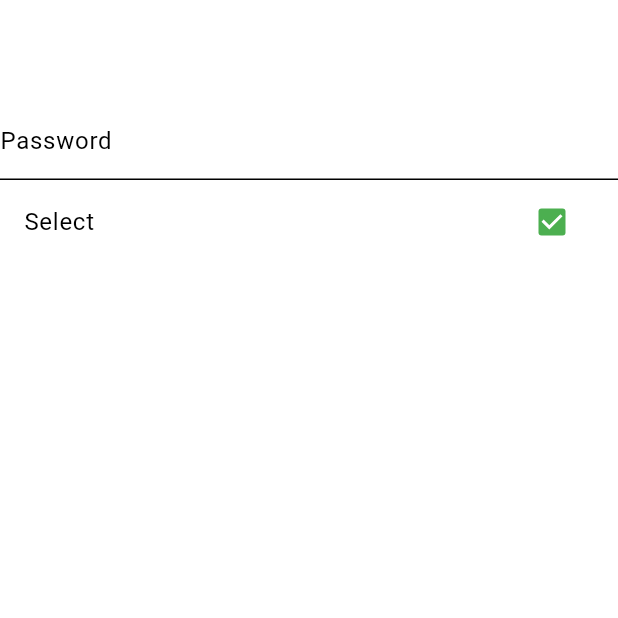
After one commit to ekvatoria/Flutter_Learn_UK, a Flutter app: the screen it shows after launch, on a phone screen of 412 x 824 dp, the top half of it. The commit adds this screen. Run offline on Flutter 3.47's test engine with Material 3 defaults, Android fonts, the phone set to English and light mode, and no system bars; our stand-ins replace dio, flutter_spinkit.

Commit message:
pubdev_paket_kullanimi_ozel_textfield_gelistirme

```diff
--- /dev/null
+++ b/lib/202/theme/light_theme.dart
@@ -0,0 +1,28 @@
+import 'package:flutter/material.dart';
+
+class LightTheme {
+  final _lightColor = _LightColor();
+  late ThemeData theme;
+
+  LightTheme() {
+    theme = ThemeData(
+        appBarTheme: const AppBarTheme(
+            shape: RoundedRectangleBorder(borderRadius: BorderRadius.vertical(bottom: Radius.circular(20)))),
+        scaffoldBackgroundColor: Colors.white.withOpacity(0.7),
+        floatingActionButtonTheme: const FloatingActionButtonThemeData(backgroundColor: Colors.green),
+        buttonTheme: ButtonThemeData(
+            colorScheme: ColorScheme.light(onPrimary: Colors.purple, onSecondary: _lightColor.blueMenia)),
+        colorScheme: const ColorScheme.light(),
+        checkboxTheme: const CheckboxThemeData(
+            side: BorderSide(color: Colors.green), fillColor: MaterialStatePropertyAll(Colors.green)),
+        textTheme:
+            ThemeData.light().textTheme.copyWith(titleMedium: TextStyle(fontSize: 25, color: _lightColor._textColor)));
+  }
+}
+
+// Copywith demek
+
+class _LightColor {
+  final Color _textColor = const Color.fromARGB(255, 37, 5, 5);
+  final Color blueMenia = const Color.fromARGB(95, 188, 248, 1);
+}
--- /dev/null
+++ b/lib/202/theme_learn_view.dart
@@ -0,0 +1,28 @@
+import 'package:flutter/material.dart';
+import 'package:flutter_full_learn/demos/password_text_field.dart';
+
+class ThemeLearnView extends StatefulWidget {
+  const ThemeLearnView({super.key});
+
+  @override
+  State<ThemeLearnView> createState() => _ThemeLearnViewState();
+}
+
+class _ThemeLearnViewState extends State<ThemeLearnView> {
+  @override
+  Widget build(BuildContext context) {
+    return Scaffold(
+      appBar: AppBar(),
+      body: Column(
+        children: [
+          const PasswordTextField(),
+          CheckboxListTile(
+            value: true,
+            onChanged: (value) {},
+            title: const Text('Select'),
+          )
+        ],
+      ),
+    );
+  }
+}
--- /dev/null
+++ b/lib/demos/password_text_field.dart
@@ -0,0 +1,46 @@
+import 'package:flutter/material.dart';
+
+class PasswordTextField extends StatefulWidget {
+  const PasswordTextField({super.key, this.controller});
+  final TextEditingController? controller;
+
+  @override
+  State<PasswordTextField> createState() => _PasswordTextFieldState();
+}
+
+class _PasswordTextFieldState extends State<PasswordTextField> {
+  final _obsecureText = '#';
+  bool _isSecure = true;
+
+  void _changeLoading() {
+    setState(() {
+      _isSecure = !_isSecure;
+    });
+  }
+
+  @override
+  Widget build(BuildContext context) {
+    return TextField(
+      controller: widget.controller,
+      autofillHints: const [AutofillHints.password],
+      keyboardType: TextInputType.phone,
+      obscureText: _isSecure,
+      obscuringCharacter: _obsecureText,
+      decoration:
+          InputDecoration(border: const UnderlineInputBorder(), hintText: 'Password', suffix: _onVisibilityIcon()),
+    );
+  }
+
+  IconButton _onVisibilityIcon() {
+    return IconButton(
+        onPressed: () {
+          _changeLoading();
+        },
+        icon: AnimatedCrossFade(
+            firstChild: const Icon(Icons.visibility_outlined),
+            secondChild: const Icon(Icons.visibility_off_outlined),
+            crossFadeState: _isSecure ? CrossFadeState.showFirst : CrossFadeState.showSecond,
+            duration: const Duration(seconds: 2)));
+    //icon: Icon(_isSecure ? Icons.visibility : Icons.visibility_off));
+  }
+}
--- a/pubspec.yaml
+++ b/pubspec.yaml
@@ -33,6 +33,11 @@ dependencies:
 
   dio: ^5.4.3+1
 
+  #Animation
+  flutter_spinkit: ^5.2.1
+
+  #Google
+  url_launcher: ^6.2.6
 
   # The following adds the Cupertino Icons font to your application.
   # Use with the CupertinoIcons class for iOS style icons.
```
Also changed, not shown: lib/202/package/launch_mixin.dart (added, +8 -0 lines), lib/202/package/loading_bar.dart (added, +13 -0 lines), lib/202/package_learn_view.dart (added, +24 -0 lines), lib/202/widget_size_enum_learn_view.dart (added, +36 -0 lines), lib/main.dart (+42 -37 lines), pubspec.lock, 15 other files.
